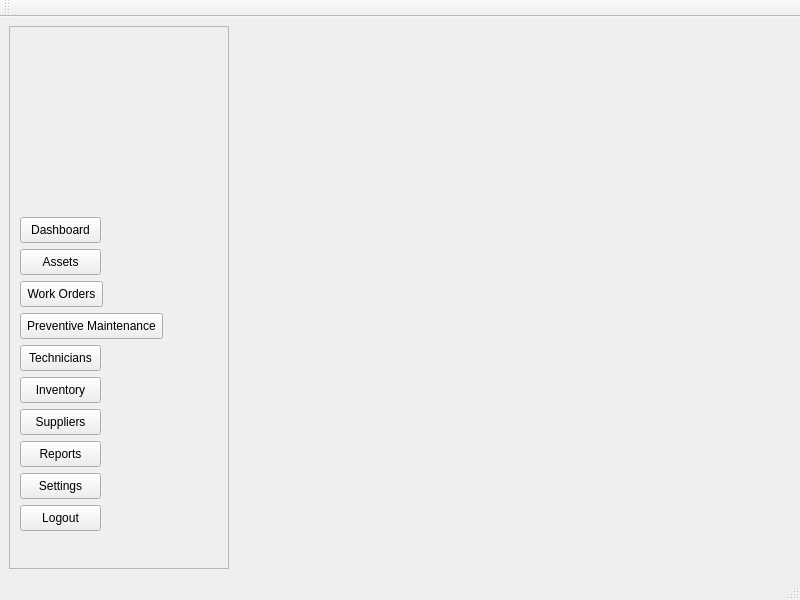
First picture: the form in app/ui/forms/main_window.ui, repository Apie-dup/MaintenanceSystem, before the edit.
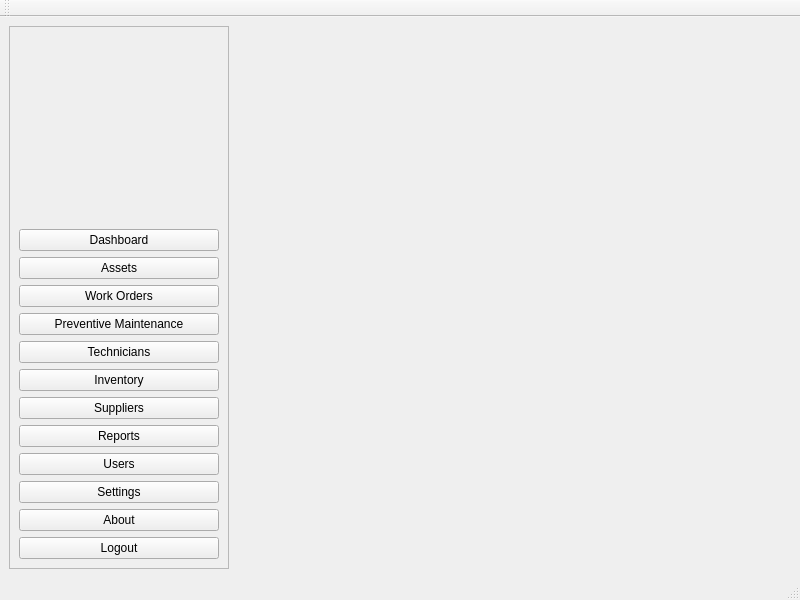
Second picture: the form after the edit.

What changed in the file:
```diff
--- a/app/ui/forms/main_window.ui
+++ b/app/ui/forms/main_window.ui
@@ -35,41 +35,23 @@
       <property name="frameShadow">
        <enum>QFrame::Shadow::Raised</enum>
       </property>
+      <layout class="QVBoxLayout" name="verticalLayout">
+       <item>
       <widget class="QLabel" name="lblLogo">
-       <property name="geometry">
-        <rect>
-         <x>11</x>
-         <y>11</y>
-         <width>198</width>
-         <height>54</height>
-        </rect>
-       </property>
        <property name="text">
         <string/>
        </property>
       </widget>
+       </item>
+       <item>
       <widget class="QLabel" name="lblCompany">
-       <property name="geometry">
-        <rect>
-         <x>11</x>
-         <y>71</y>
-         <width>198</width>
-         <height>54</height>
-        </rect>
-       </property>
        <property name="text">
         <string/>
        </property>
       </widget>
+       </item>
+       <item>
       <widget class="QPushButton" name="btnDashboard">
-       <property name="geometry">
-        <rect>
-         <x>11</x>
-         <y>191</y>
-         <width>81</width>
-         <height>26</height>
-        </rect>
-       </property>
        <property name="text">
         <string>Dashboard</string>
        </property>
@@ -77,15 +59,9 @@
         <bool>false</bool>
        </property>
       </widget>
+       </item>
+       <item>
       <widget class="QPushButton" name="btnAssets">
-       <property name="geometry">
-        <rect>
-         <x>11</x>
-         <y>223</y>
-         <width>81</width>
-         <height>26</height>
-        </rect>
-       </property>
        <property name="text">
         <string>Assets</string>
        </property>
@@ -93,15 +69,9 @@
         <bool>false</bool>
        </property>
       </widget>
+       </item>
+       <item>
       <widget class="QPushButton" name="btnWorkOrders">
-       <property name="geometry">
-        <rect>
-         <x>11</x>
-         <y>255</y>
-         <width>83</width>
-         <height>26</height>
-        </rect>
-       </property>
        <property name="text">
         <string>Work Orders</string>
        </property>
@@ -109,15 +79,9 @@
         <bool>false</bool>
        </property>
       </widget>
+       </item>
+       <item>
       <widget class="QPushButton" name="btnPM">
-       <property name="geometry">
-        <rect>
-         <x>11</x>
-         <y>287</y>
-         <width>143</width>
-         <height>26</height>
-        </rect>
-       </property>
        <property name="text">
         <string>Preventive Maintenance</string>
        </property>
@@ -125,15 +89,9 @@
         <bool>false</bool>
        </property>
       </widget>
+       </item>
+       <item>
       <widget class="QPushButton" name="btnTechnicians">
-       <property name="geometry">
-        <rect>
-         <x>11</x>
-         <y>319</y>
-         <width>81</width>
-         <height>26</height>
-        </rect>
-       </property>
        <property name="text">
         <string>Technicians</string>
        </property>
@@ -141,15 +99,9 @@
         <bool>false</bool>
        </property>
       </widget>
+       </item>
+       <item>
       <widget class="QPushButton" name="btnInventory">
-       <property name="geometry">
-        <rect>
-         <x>11</x>
-         <y>351</y>
-         <width>81</width>
-         <height>26</height>
-        </rect>
-       </property>
        <property name="text">
         <string>Inventory</string>
        </property>
@@ -157,15 +109,9 @@
         <bool>false</bool>
        </property>
       </widget>
+       </item>
+       <item>
       <widget class="QPushButton" name="btnSuppliers">
-       <property name="geometry">
-        <rect>
-         <x>11</x>
-         <y>383</y>
-         <width>81</width>
-         <height>26</height>
-        </rect>
-       </property>
        <property name="text">
         <string>Suppliers</string>
        </property>
@@ -173,15 +119,9 @@
         <bool>false</bool>
        </property>
       </widget>
+       </item>
+       <item>
       <widget class="QPushButton" name="btnReports">
-       <property name="geometry">
-        <rect>
-         <x>11</x>
-         <y>415</y>
-         <width>81</width>
-         <height>26</height>
-        </rect>
-       </property>
        <property name="text">
         <string>Reports</string>
        </property>
@@ -189,15 +129,16 @@
         <bool>false</bool>
        </property>
       </widget>
+       </item>
+       <item>
+        <widget class="QPushButton" name="btnUsers">
+         <property name="text">
+          <string>Users</string>
+         </property>
+        </widget>
+       </item>
+       <item>
       <widget class="QPushButton" name="btnSettings">
-       <property name="geometry">
-        <rect>
-         <x>11</x>
-         <y>447</y>
-         <width>81</width>
-         <height>26</height>
-        </rect>
-       </property>
        <property name="text">
         <string>Settings</string>
        </property>
@@ -205,15 +146,16 @@
         <bool>false</bool>
        </property>
       </widget>
+       </item>
+       <item>
+        <widget class="QPushButton" name="btnAbout">
+         <property name="text">
+          <string>About</string>
+         </property>
+        </widget>
+       </item>
+       <item>
       <widget class="QPushButton" name="btnLogout">
-       <property name="geometry">
-        <rect>
-         <x>11</x>
-         <y>479</y>
-         <width>81</width>
-         <height>26</height>
-        </rect>
-       </property>
        <property name="text">
         <string>Logout</string>
        </property>
@@ -221,6 +163,8 @@
         <bool>false</bool>
        </property>
       </widget>
+       </item>
+      </layout>
      </widget>
     </item>
     <item>
```
Left out of the diff: 4 changed lines with no effect on the pictures. Lines whose indentation alone changed are shown as unchanged.
